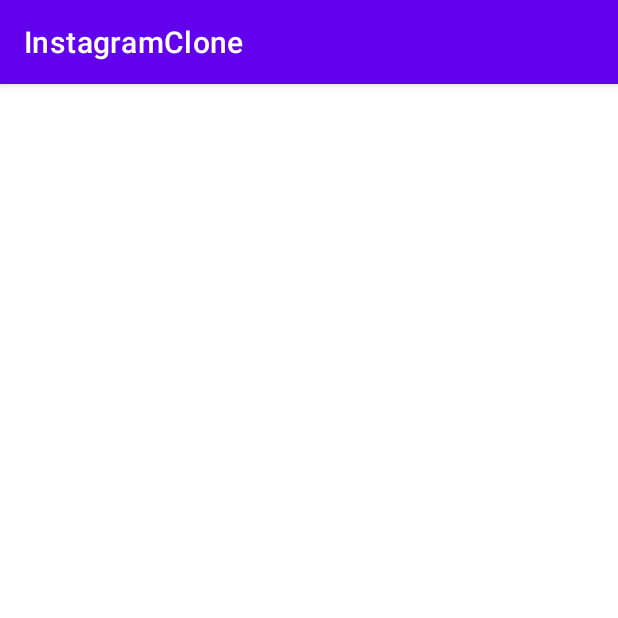
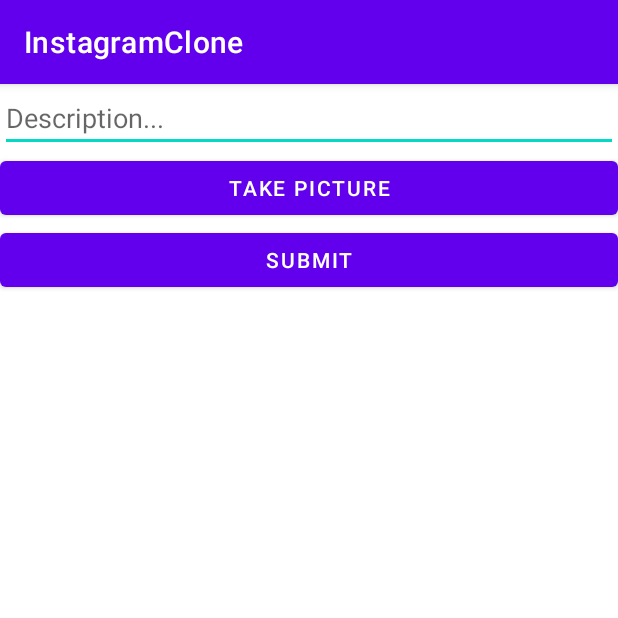
Before and after one commit to lorenzomiro/InstagramClone, an Android app: the MainActivity screen opened directly, with no data from a screen before it, on a phone screen of 412 x 824 dp, the top half of it. Run offline under Robolectric (Android 15) with nearby library versions, the phone set to English and light mode, and no system bars; libraries missing offline, so code that uses them is left out: com.parse.

```diff
--- a/app/src/main/AndroidManifest.xml
+++ b/app/src/main/AndroidManifest.xml
@@ -6,6 +6,7 @@
     <uses-permission android:name="android.permission.INTERNET" />
 
     <application
+        android:name=".ParseApplication"
         android:allowBackup="true"
         android:icon="@mipmap/ic_launcher"
         android:label="@string/app_name"
--- a/app/src/main/java/com/lorenzomiro/instagramclone/MainActivity.java
+++ b/app/src/main/java/com/lorenzomiro/instagramclone/MainActivity.java
@@ -1,6 +1,90 @@
 package com.lorenzomiro.instagramclone;
 
+
+import android.os.Bundle;
+import android.util.Log;
+import android.view.View;
+import android.widget.Button;
+import android.widget.EditText;
+import android.widget.ImageView;
+import android.widget.Toast;
+
+import androidx.annotation.Nullable;
 import androidx.appcompat.app.AppCompatActivity;
 
+import com.parse.FindCallback;
+import com.parse.ParseException;
+import com.parse.ParseQuery;
+
+import java.util.List;
+
 public class MainActivity extends AppCompatActivity {
+
+    public static final String TAG = "MainActivity";
+
+    private EditText etDescription;
+
+    private Button btnCaptureImage;
+
+    private ImageView ivPostImage;
+
+    private Button btnSubmit;
+
+    @Override
+    protected void onCreate(Bundle savedInstanceState) {
+
+        super.onCreate(savedInstanceState);
+
+        setContentView(R.layout.activity_main);
+
+        etDescription = findViewById(R.id.etDescription);
+
+        btnCaptureImage = findViewById(R.id.btnCaptureImage);
+
+        ivPostImage = findViewById(R.id.ivPostImage);
+
+        btnSubmit = findViewById(R.id.btnSubmit);
+
+//        queryPosts();
+
+        btnSubmit.setOnClickListener(new View.OnClickListener() {
+            @Override
+            public void onClick(View view) {
+                String description;
+            }
+        });
+
+    }
+
+    private void queryPosts() {
+
+        ParseQuery<Post> query = ParseQuery.getQuery(Post.class);
+
+        query.include(Post.KEY_USER);
+
+        //get all posts
+
+        query.findInBackground(new FindCallback<Post>() {
+            @Override
+            public void done(List<Post> posts, ParseException e) {
+
+                if (e != null) {
+
+                    Log.e(TAG, "Issue with getting posts: ", e);
+
+                    return;
+
+                }
+
+                for (Post post: posts) {
+
+                    Log.i(TAG, "Post: " + post.getDescription() + ", username: " + post.getUser().getUsername());
+
+                }
+
+            }
+        });
+
+    }
+
 }
--- a/app/src/main/java/com/lorenzomiro/instagramclone/ParseApplication.java
+++ b/app/src/main/java/com/lorenzomiro/instagramclone/ParseApplication.java
@@ -3,12 +3,16 @@ package com.lorenzomiro.instagramclone;
 import android.app.Application;
 
 import com.parse.Parse;
+import com.parse.ParseObject;
 
 public class ParseApplication extends Application {
 
     @Override
     public void onCreate() {
         super.onCreate();
+
+        //register parse models
+        ParseObject.registerSubclass(Post.class);
 
         Parse.initialize(new Parse.Configuration.Builder(this)
                 .applicationId("i3m7hFLDo4En7OAqeSB1eQ9IKPY5wiViYW3jud7m")
--- a/app/src/main/res/layout/activity_main.xml
+++ b/app/src/main/res/layout/activity_main.xml
@@ -1,7 +1,35 @@
 <?xml version="1.0" encoding="utf-8"?>
 <LinearLayout xmlns:android="http://schemas.android.com/apk/res/android"
+    xmlns:app="http://schemas.android.com/apk/res-auto"
+    xmlns:tools="http://schemas.android.com/tools"
     android:orientation="vertical"
     android:layout_width="match_parent"
     android:layout_height="match_parent">
 
+    <EditText
+        android:id="@+id/etDescription"
+        android:layout_width="match_parent"
+        android:layout_height="wrap_content"
+        android:ems="10"
+        android:hint="Description..."
+        android:inputType="textPersonName" />
+
+    <Button
+        android:id="@+id/btnCaptureImage"
+        android:layout_width="match_parent"
+        android:layout_height="wrap_content"
+        android:text="Take Picture" />
+
+    <ImageView
+        android:id="@+id/ivPostImage"
+        android:layout_width="match_parent"
+        android:layout_height="wrap_content"
+        tools:srcCompat="@tools:sample/avatars" />
+
+    <Button
+        android:id="@+id/btnSubmit"
+        android:layout_width="match_parent"
+        android:layout_height="wrap_content"
+        android:text="Submit" />
+
 </LinearLayout>
```
Also changed, not shown: app/src/main/java/com/lorenzomiro/instagramclone/LoginActivity.java (+59 -0 lines), app/src/main/java/com/lorenzomiro/instagramclone/Post.java (added, +54 -0 lines).
